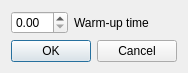
casper2002casper/MSS, file GUI3/MMS_Control/startdialog.ui: the form before one commit.
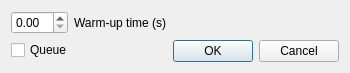
The form after the commit.

What changed in the file:
```diff
--- a/GUI3/MMS_Control/startdialog.ui
+++ b/GUI3/MMS_Control/startdialog.ui
@@ -6,8 +6,8 @@
    <rect>
     <x>0</x>
     <y>0</y>
-    <width>224</width>
-    <height>89</height>
+    <width>364</width>
+    <height>81</height>
    </rect>
   </property>
   <property name="windowTitle">
@@ -25,13 +25,13 @@
      <item>
       <widget class="QLabel" name="label">
        <property name="text">
-        <string>Warm-up time</string>
+        <string>Warm-up time (s)</string>
        </property>
       </widget>
      </item>
     </layout>
    </item>
-   <item row="1" column="0">
+   <item row="1" column="1">
     <widget class="QDialogButtonBox" name="buttonBox">
      <property name="orientation">
       <enum>Qt::Horizontal</enum>
@@ -41,6 +41,13 @@
      </property>
     </widget>
    </item>
+   <item row="1" column="0">
+    <widget class="QCheckBox" name="Queue">
+     <property name="text">
+      <string>Queue</string>
+     </property>
+    </widget>
+   </item>
   </layout>
  </widget>
  <resources/>
```
Left out of the diff: 8 changed lines with no effect on the pictures.
